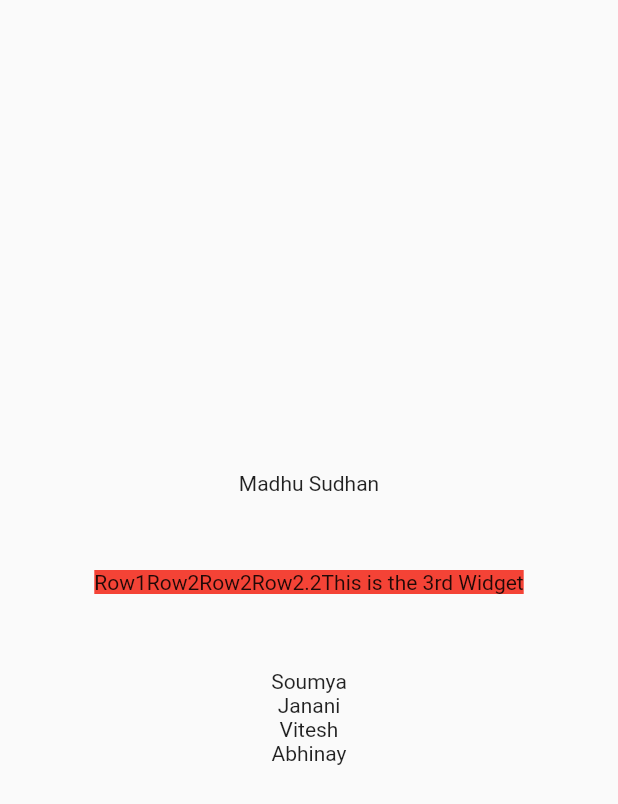
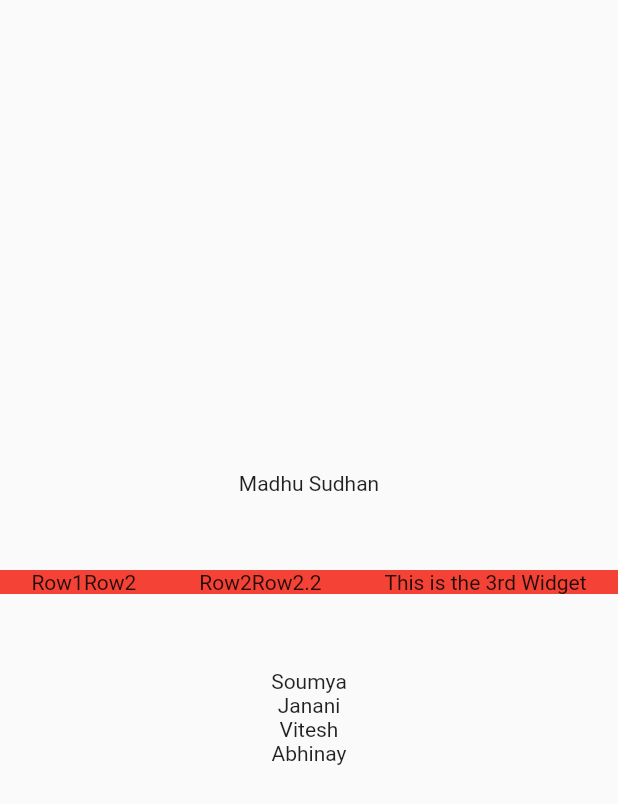
Before and after one commit to drkspark/Mountainee, a Flutter app: the screen it shows after launch, on a phone screen of 412 x 824 dp. Shown: the top 804 px of the screen. Run offline on Flutter 3.47's test engine with Material 2 defaults, Android fonts, the phone set to English and light mode, and no system bars.

Commit message:
How the  maxAxisSize works in row

```diff
--- a/lib/main.dart
+++ b/lib/main.dart
@@ -33,7 +33,8 @@ class App extends StatelessWidget {
             Container(
                 color: Colors.red,
               child: Row(
-                mainAxisSize: MainAxisSize.min,
+                mainAxisSize: MainAxisSize.max,
+                mainAxisAlignment: MainAxisAlignment.spaceAround,
                 children: [
                   Row(
                     children: [Text("Row1"),Text("Row2")],
```
